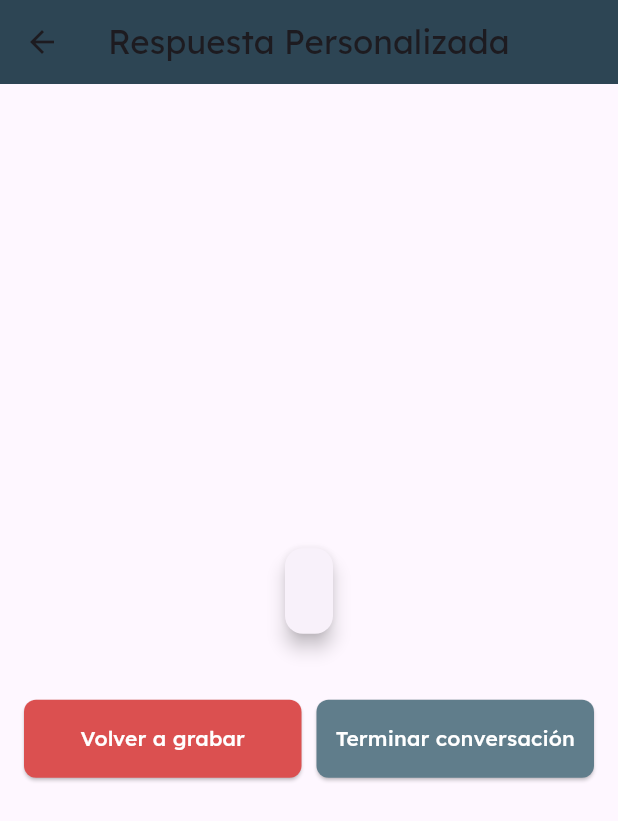
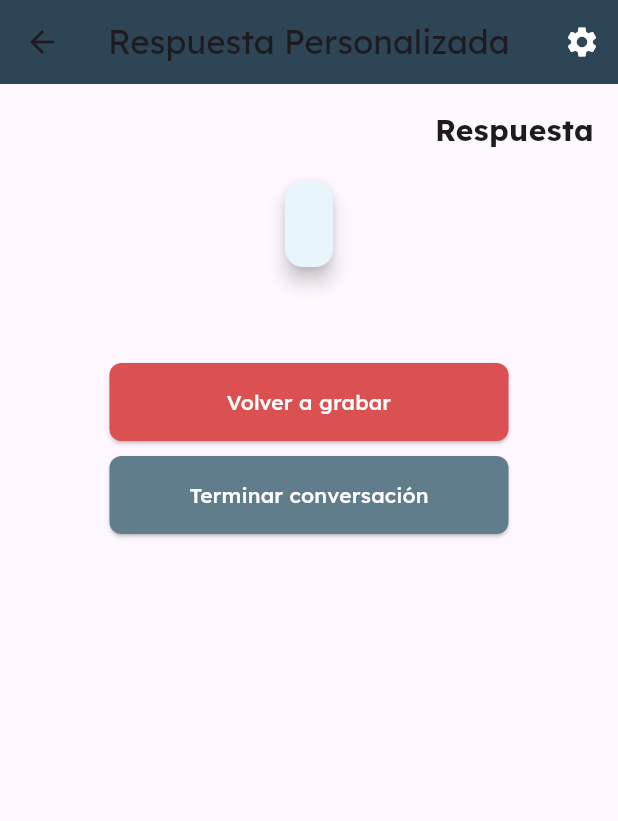
Before and after one commit to QuipuTalk/mobile, a Flutter app: the ResponseDisplayScreen screen opened directly with empty values, on a phone screen of 412 x 824 dp. Shown: the top 821 px of the screen. Run offline on Flutter 3.47's test engine with Material 3 defaults, Android fonts, the phone set to English and light mode, and no system bars; our stand-ins replace camera, connectivity_plus, flutter_tts, permission_handler, shared_preferences, speech_to_text and 1 more; missing offline and left inert: video_trimmer; accounts and stored records are empty.

Commit message:
feat: styles changes

```diff
--- a/lib/screens/answer/response_display_screen.dart
+++ b/lib/screens/answer/response_display_screen.dart
@@ -1,4 +1,6 @@
 import 'package:flutter/material.dart';
+import 'package:quiputalk/screens/settings/settings_screen.dart';
+import 'package:quiputalk/utils/hexadecimal_color.dart';
 
 class ResponseDisplayScreen extends StatelessWidget {
   final String response;
@@ -7,18 +9,47 @@ class ResponseDisplayScreen extends StatelessWidget {
 
   @override
   Widget build(BuildContext context) {
+    void _navigateToSettings() async {
+      await Navigator.push(
+        context,
+        MaterialPageRoute(builder: (context) => const SettingsScreen()),
+      );
+    }
+
     return Scaffold(
       appBar: AppBar(
         backgroundColor: const Color(0xFF2D4554),
         title: const Text('Respuesta Personalizada'),
+        actions: [
+          IconButton(
+            icon: const Icon(Icons.settings, color: Colors.white),
+            onPressed: () {
+              _navigateToSettings();
+            },
+          ),
+        ],
       ),
       body: Padding(
         padding: const EdgeInsets.all(16.0),
         child: Column(
-          mainAxisAlignment: MainAxisAlignment.center,
+          mainAxisAlignment: MainAxisAlignment.start, // Cambiado de center a start
           children: [
+            Row(
+              mainAxisAlignment: MainAxisAlignment.end,
+              children: const [
+                Text(
+                  'Respuesta',
+                  style: TextStyle(
+                    fontSize: 20,
+                    fontWeight: FontWeight.bold,
+                  ),
+                ),
+              ],
+            ),
+            const SizedBox(height: 16),
             Flexible(
               child: Card(
+                color: HexColor.fromHex('E8F5FB'),
                 shape: RoundedRectangleBorder(
                   borderRadius: BorderRadius.circular(12),
                 ),
@@ -29,16 +60,17 @@ class ResponseDisplayScreen extends StatelessWidget {
                     child: Text(
                       response,
                       style: const TextStyle(fontSize: 18),
-                      textAlign: TextAlign.center,
+                      textAlign: TextAlign.left,
                     ),
                   ),
                 ),
               ),
             ),
-            const SizedBox(height: 40),
-            Row(
+            const SizedBox(height: 60), // Reducido de 40 a 16
+            Column(
               children: [
-                Expanded(
+                FractionallySizedBox(
+                  widthFactor: 0.7,
                   child: ElevatedButton(
                     onPressed: () {
                       Navigator.pop(context);
@@ -53,8 +85,9 @@ class ResponseDisplayScreen extends StatelessWidget {
                     child: const Text('Volver a grabar', style: TextStyle(color: Colors.white)),
                   ),
                 ),
-                const SizedBox(width: 10),
-                Expanded(
+                const SizedBox(height: 10), // Espacio entre los botones
+                FractionallySizedBox(
+                  widthFactor: 0.7,
                   child: ElevatedButton(
                     onPressed: () {},
                     style: ElevatedButton.styleFrom(
@@ -69,6 +102,7 @@ class ResponseDisplayScreen extends StatelessWidget {
                 ),
               ],
             ),
+
           ],
         ),
       ),
```
